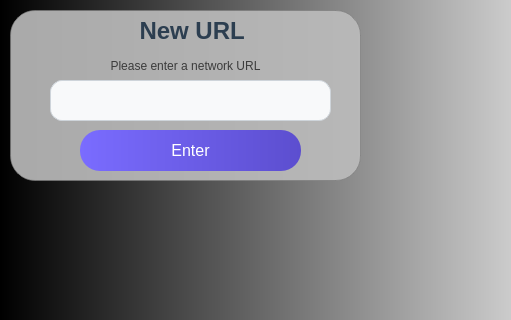
This is qt-rtsp-client/streamingwidget.ui in BlueBird-0/qt-rtsp-client as Qt 5 draws it before an edit; both pictures show x 0 to 511 and y 0 to 320 of the 640 by 420 pixel window. The edited form follows.
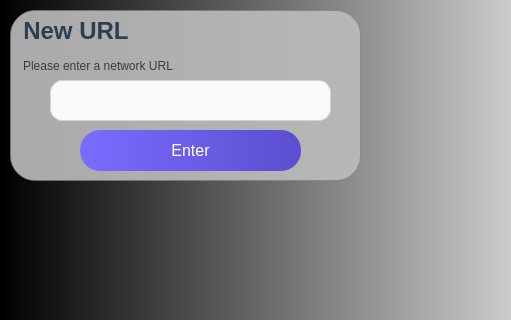
This is the edited form.

Patch:
```diff
--- a/qt-rtsp-client/streamingwidget.ui
+++ b/qt-rtsp-client/streamingwidget.ui
@@ -64,10 +64,7 @@
     <string/>
    </property>
    <property name="textFormat">
-    <enum>Qt::TextFormat::PlainText</enum>
-   </property>
-   <property name="alignment">
-    <set>Qt::AlignmentFlag::AlignCenter</set>
+    <enum>Qt::PlainText</enum>
    </property>
    <property name="wordWrap">
     <bool>false</bool>
@@ -108,9 +105,6 @@
     <property name="text">
      <string>  New URL</string>
     </property>
-    <property name="alignment">
-     <set>Qt::AlignmentFlag::AlignCenter</set>
-    </property>
    </widget>
    <widget class="QLabel" name="label_2">
     <property name="geometry">
@@ -135,9 +129,6 @@
     <property name="text">
      <string>Please enter a network URL</string>
     </property>
-    <property name="alignment">
-     <set>Qt::AlignmentFlag::AlignCenter</set>
-    </property>
    </widget>
    <widget class="QLineEdit" name="editURL">
     <property name="geometry">
```
